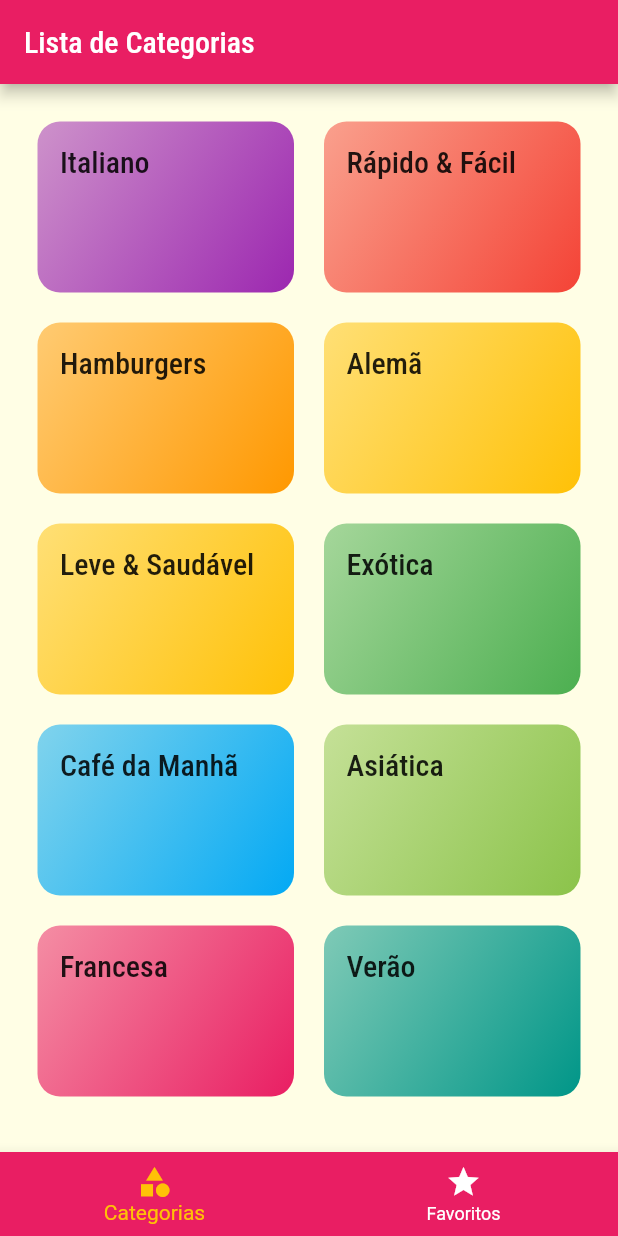
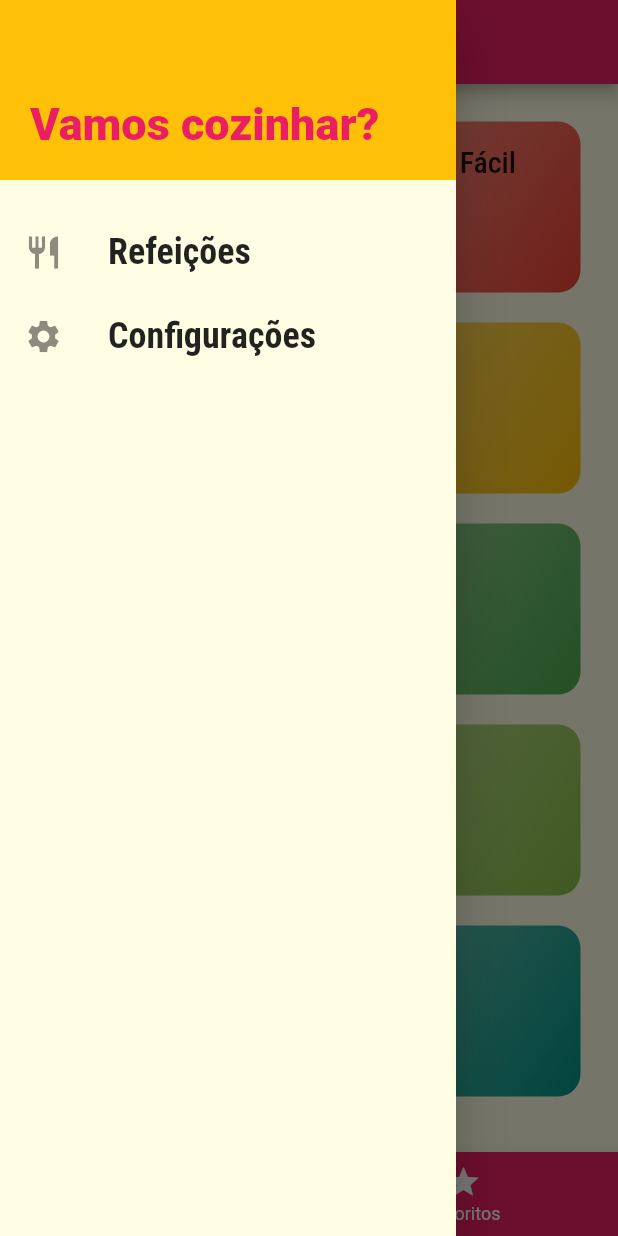
Before and after one commit to matheusbribeiro-dev/meals, a Flutter app: the screen it shows after launch, with the side drawer open (before the commit the screen has no drawer), on a phone screen of 412 x 824 dp. Run offline on Flutter 3.47's test engine with Material 2 defaults, Android fonts, the phone set to English and light mode, and no system bars.

Commit message:
Implemented drawer

```diff
--- /dev/null
+++ b/lib/components/main_drawer.dart
@@ -0,0 +1,61 @@
+import 'package:flutter/material.dart';
+import 'package:meals/utils/app_routes.dart';
+
+class MainDrawer extends StatelessWidget {
+  const MainDrawer({ Key? key }) : super(key: key);
+
+  Widget _createItem(IconData icon, String label, Function() onTap)
+  {
+    return ListTile(
+      leading: Icon(
+        icon,
+        size: 26,
+      ),
+      title: Text(
+        label,
+        style: const TextStyle(
+          fontFamily: 'RobotoCondensed',
+          fontSize: 24,
+          fontWeight: FontWeight.bold
+        ),
+      ),
+      onTap: onTap,
+    );
+  }
+
+  @override
+  Widget build(BuildContext context) {
+    return Drawer(
+      child: Column(
+        children: [
+          Container(
+            alignment: Alignment.bottomLeft,
+            height: 120,
+            width: double.infinity,
+            padding: const EdgeInsets.all(20),
+            color: Theme.of(context).colorScheme.secondary,
+            child: Text(
+              'Vamos cozinhar?',
+              style: TextStyle(
+                fontWeight: FontWeight.w900,
+                fontSize: 30,
+                color: Theme.of(context).colorScheme.primary
+              ),
+            ),
+          ),
+          const SizedBox(height: 20),
+          _createItem(
+            Icons.restaurant,
+            'Refeições',
+            () => Navigator.of(context).pushReplacementNamed(AppRoutes.home),
+          ),
+          _createItem(
+            Icons.settings,
+            'Configurações',
+            () => Navigator.of(context).pushReplacementNamed(AppRoutes.settings),
+          ),
+        ],
+      ),
+    );
+  }
+}
--- a/lib/main.dart
+++ b/lib/main.dart
@@ -1,6 +1,7 @@
 import 'package:flutter/material.dart';
 import 'package:meals/screens/categories_meals_screen.dart';
 import 'package:meals/screens/meal_detail_screen.dart';
+import 'package:meals/screens/settings_screen.dart';
 import 'package:meals/screens/tabs_screen.dart';
 import 'package:meals/utils/app_routes.dart';
 
@@ -31,7 +32,8 @@ class MyApp extends StatelessWidget {
       routes: {
         AppRoutes.home : (ctx) => const TabsScreen(),
         AppRoutes.categoriesMeals : (ctx) => const CategoriesMealsScreen(),
-        AppRoutes.mealDetail : (ctx) => const MealDetailScreen()
+        AppRoutes.mealDetail : (ctx) => const MealDetailScreen(),
+        AppRoutes.settings : (ctx) => const SettingsScreen()
       }
     );
   }
--- /dev/null
+++ b/lib/screens/settings_screen.dart
@@ -0,0 +1,19 @@
+import 'package:flutter/material.dart';
+import 'package:meals/components/main_drawer.dart';
+
+class SettingsScreen extends StatelessWidget {
+  const SettingsScreen({ Key? key }) : super(key: key);
+
+  @override
+  Widget build(BuildContext context) {
+    return Scaffold(
+      appBar: AppBar(
+        title: const Text('Configurações'),
+      ),
+      drawer: const MainDrawer(),
+      body: const Center(
+        child: Text('Configs'),
+      ),
+    );
+  }
+}
--- a/lib/screens/tabs_screen.dart
+++ b/lib/screens/tabs_screen.dart
@@ -1,4 +1,5 @@
 import 'package:flutter/material.dart';
+import 'package:meals/components/main_drawer.dart';
 import 'package:meals/screens/categories_screen.dart';
 import 'package:meals/screens/favorite_screen.dart';
 
@@ -36,6 +37,7 @@ class _TabsScreenState extends State<TabsScreen> {
       appBar: AppBar(
         title: Text('${_screens[_selectedScreenIndex]['title']}'),
       ),
+      drawer: const MainDrawer(),
       body: _screens[_selectedScreenIndex]['screen'] as Widget,
       bottomNavigationBar: BottomNavigationBar(
         onTap: _selectScreen,
--- a/lib/utils/app_routes.dart
+++ b/lib/utils/app_routes.dart
@@ -2,4 +2,5 @@ class AppRoutes {
   static const String home = '/';
   static const String categoriesMeals = '/categories-meals';
   static const String mealDetail = '/meal-detail';
+  static const String settings = '/meal-settings';
 }
```
